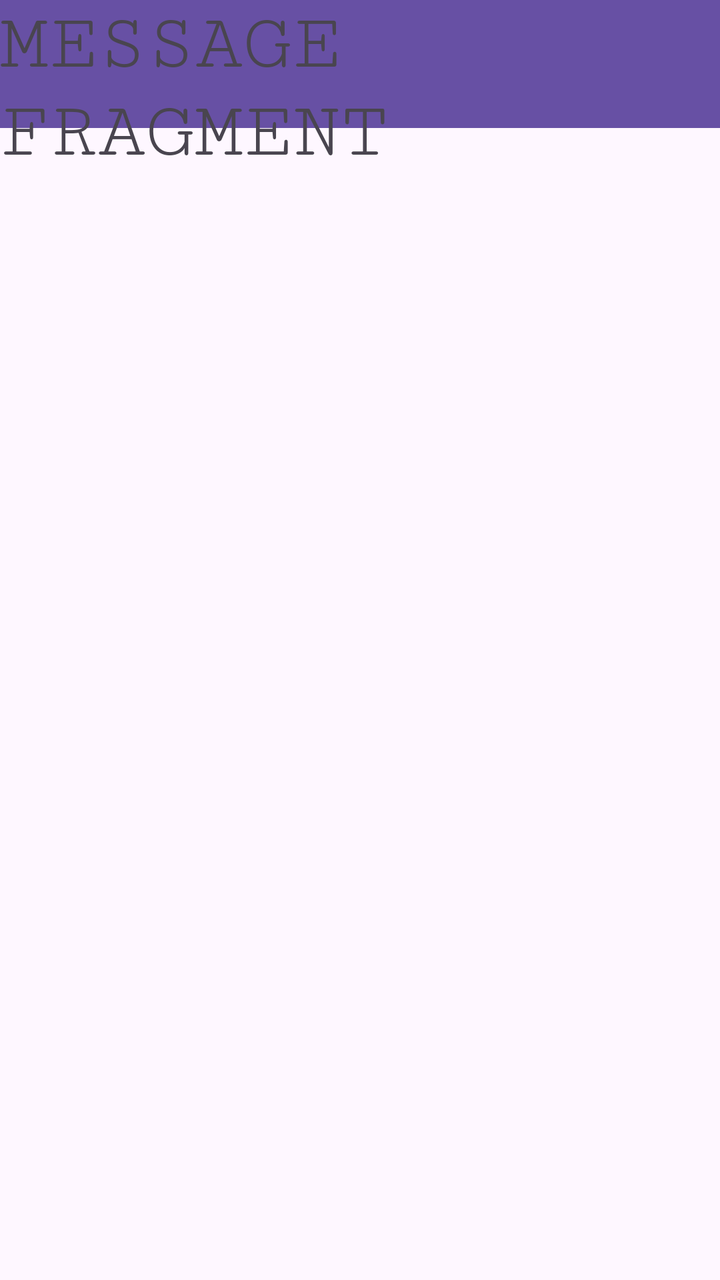
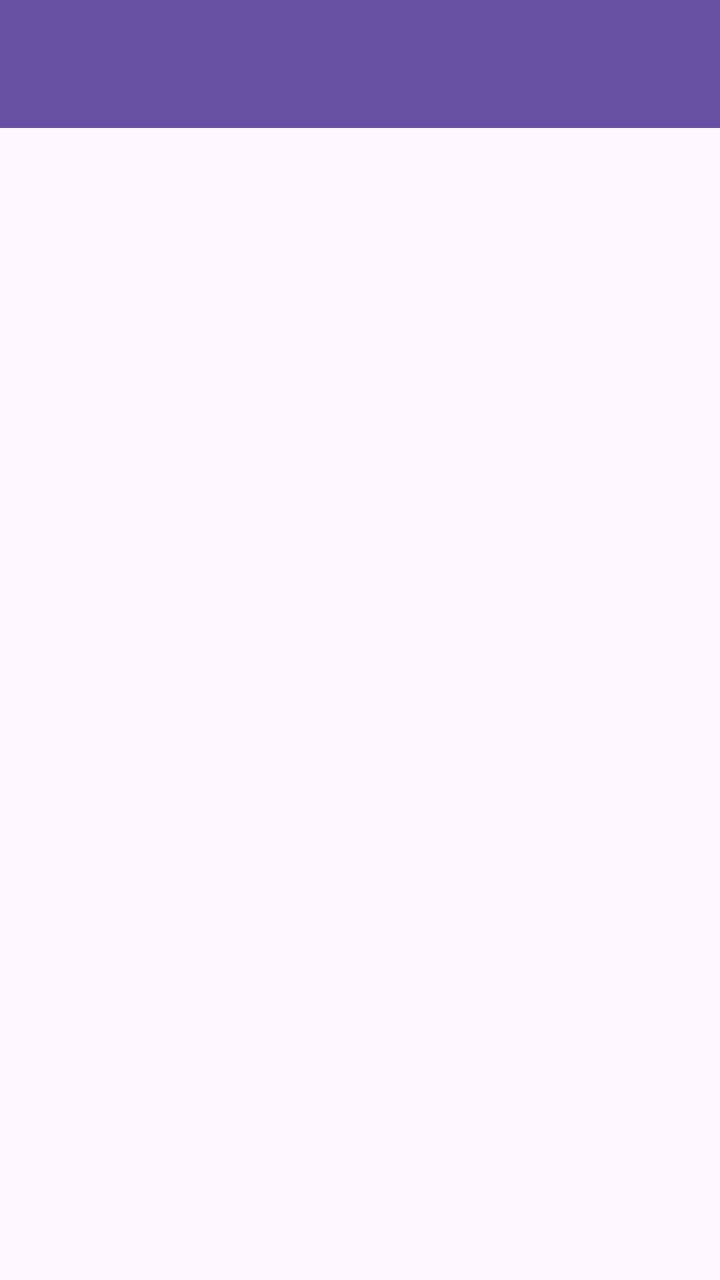

Before-and-after screenshots of an Android layout around one commit, followed by the original layout XML and the change that was made.
<!-- AndroidManifest.xml: application theme Theme.Haumea_arifin -->
<!-- res/layout/fragment_message.xml -->
<?xml version="1.0" encoding="utf-8"?>
<androidx.constraintlayout.widget.ConstraintLayout xmlns:android="http://schemas.android.com/apk/res/android"

    xmlns:tools="http://schemas.android.com/tools"
    android:layout_width="match_parent"
    android:layout_height="match_parent"
    xmlns:app="http://schemas.android.com/apk/res-auto"
    tools:context=".Message.MessageFragment">

    <androidx.appcompat.widget.Toolbar
        android:id="@+id/toolbar"
        android:layout_width="match_parent"
        android:layout_height="?attr/actionBarSize"
        android:background="?attr/colorPrimary"
        app:layout_constraintEnd_toEndOf="parent"
        app:layout_constraintStart_toStartOf="parent"
        app:layout_constraintTop_toTopOf="parent"
        app:subtitleTextColor="@android:color/white"
        app:titleTextColor="@android:color/white" />

    <TextView
        android:layout_width="match_parent"
        android:layout_height="match_parent"
        android:fontFamily="serif-monospace"
        android:textSize="40sp"
        android:text="MESSAGE FRAGMENT" />

</androidx.constraintlayout.widget.ConstraintLayout>
<!-- resources referenced by this layout -->
<resources>
  <style name="Theme.Haumea_arifin" parent="Base.Theme.Haumea_arifin" />
  <style name="Base.Theme.Haumea_arifin" parent="Theme.Material3.DayNight.NoActionBar">
          
          
      </style>
</resources>

<!-- the commit's change to res/layout/fragment_message.xml (unified diff, before → after) -->
@@ -1,28 +1,31 @@
 <?xml version="1.0" encoding="utf-8"?>
-<androidx.constraintlayout.widget.ConstraintLayout xmlns:android="http://schemas.android.com/apk/res/android"
-
+<androidx.coordinatorlayout.widget.CoordinatorLayout xmlns:android="http://schemas.android.com/apk/res/android"
+    xmlns:app="http://schemas.android.com/apk/res-auto"
     xmlns:tools="http://schemas.android.com/tools"
     android:layout_width="match_parent"
     android:layout_height="match_parent"
-    xmlns:app="http://schemas.android.com/apk/res-auto"
     tools:context=".Message.MessageFragment">
 
-    <androidx.appcompat.widget.Toolbar
-        android:id="@+id/toolbar"
+    <com.google.android.material.appbar.AppBarLayout
+        android:id="@+id/appBarLayout"
         android:layout_width="match_parent"
-        android:layout_height="?attr/actionBarSize"
-        android:background="?attr/colorPrimary"
-        app:layout_constraintEnd_toEndOf="parent"
-        app:layout_constraintStart_toStartOf="parent"
-        app:layout_constraintTop_toTopOf="parent"
-        app:subtitleTextColor="@android:color/white"
-        app:titleTextColor="@android:color/white" />
+        android:layout_height="wrap_content"
+        android:theme="@style/ThemeOverlay.AppCompat.Dark.ActionBar">
 
-    <TextView
+        <androidx.appcompat.widget.Toolbar
+            android:id="@+id/toolbar"
+            android:layout_width="match_parent"
+            android:layout_height="?attr/actionBarSize"
+            android:background="?attr/colorPrimary"
+            app:layout_scrollFlags="scroll|enterAlways"
+            app:titleTextColor="@android:color/white" />
+
+    </com.google.android.material.appbar.AppBarLayout>
+
+    <ListView
+        android:id="@+id/listMessageItems"
         android:layout_width="match_parent"
         android:layout_height="match_parent"
-        android:fontFamily="serif-monospace"
-        android:textSize="40sp"
-        android:text="MESSAGE FRAGMENT" />
+        app:layout_behavior="@string/appbar_scrolling_view_behavior" />
 
-</androidx.constraintlayout.widget.ConstraintLayout>
+</androidx.coordinatorlayout.widget.CoordinatorLayout>
